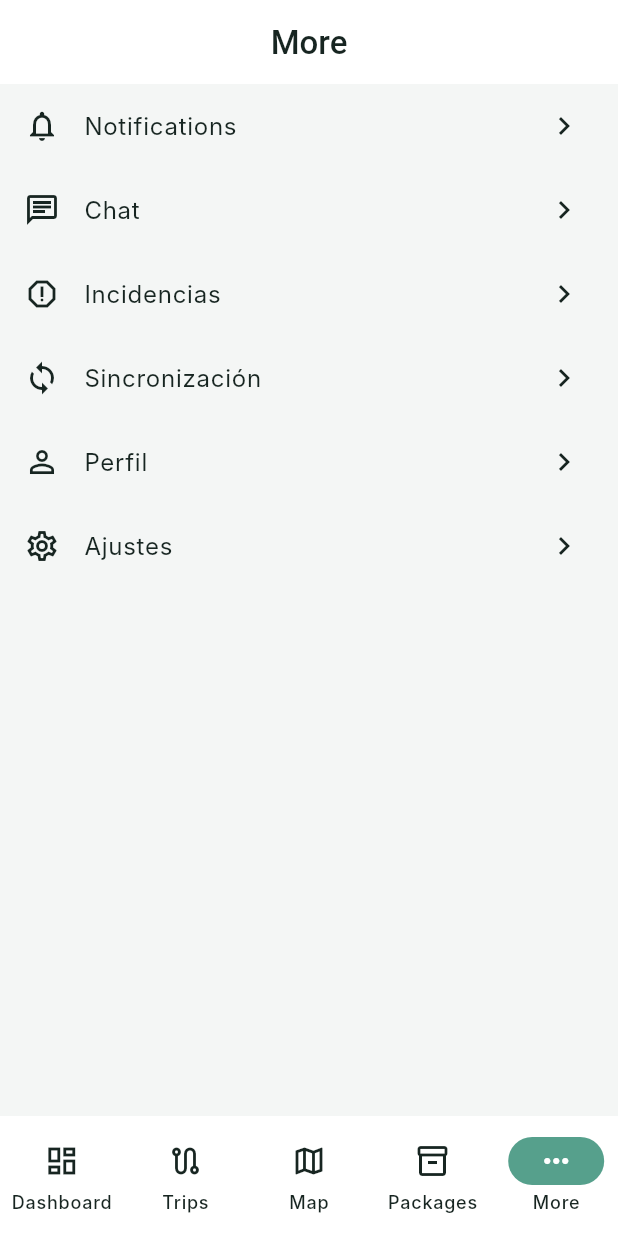
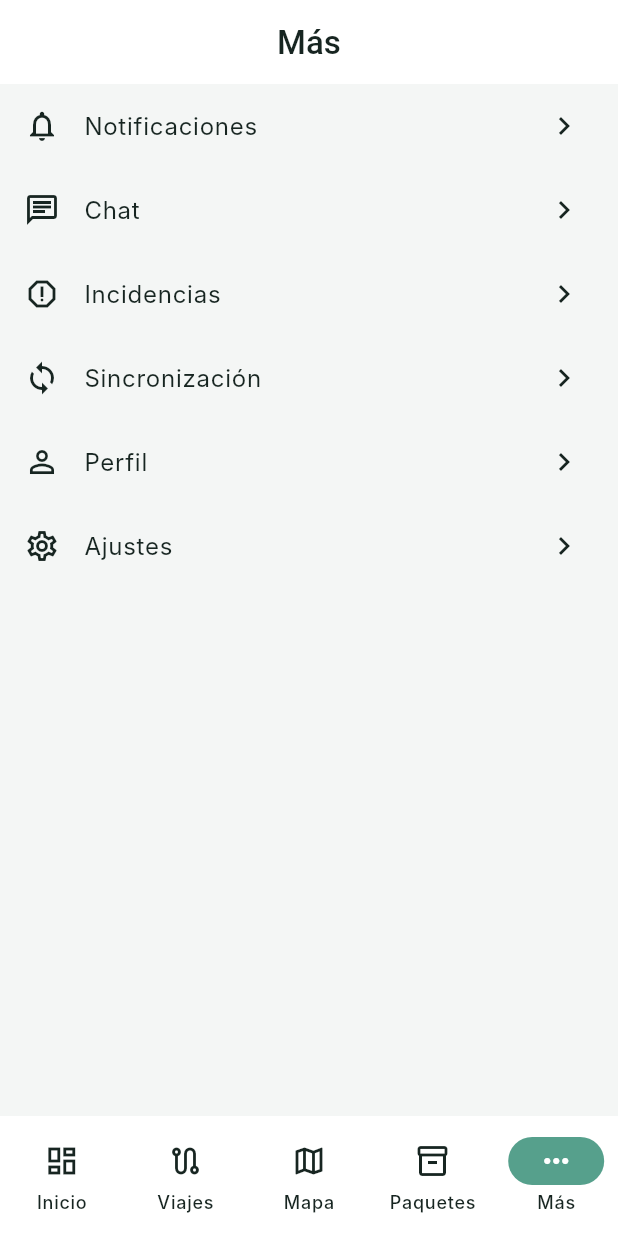
Before and after one commit to MasterMarandu/tracking_system_flutter, a Flutter app: the _MoreScreen screen opened by its route, on a phone screen of 412 x 824 dp. Run offline on Flutter 3.47's test engine with Material 3 defaults, Android fonts, the phone set to English and light mode, and no system bars; our stand-ins replace connectivity_plus, flutter_local_notifications, flutter_riverpod, flutter_secure_storage, geolocator, go_router and 4 more; missing offline and left inert: flutter_background_service; accounts and stored records are empty; network calls fail; Roboto replaces fonts that are missing (Inter).

Commit message:
Se agrega strings en español

```diff
--- a/lib/core/router/app_router.dart
+++ b/lib/core/router/app_router.dart
@@ -219,13 +219,13 @@ class _MoreScreen extends StatelessWidget {
   @override
   Widget build(BuildContext context) {
     return Scaffold(
-      appBar: AppBar(title: const Text('More')),
+      appBar: AppBar(title: const Text('Más')),
       body: ListView(
         children: [
           _buildMenuItem(
             context,
             icon: Icons.notifications_outlined,
-            title: 'Notifications',
+            title: 'Notificaciones',
             onTap: () => context.push('/notifications'),
           ),
           _buildMenuItem(
--- a/lib/core/widgets/main_scaffold.dart
+++ b/lib/core/widgets/main_scaffold.dart
@@ -47,27 +47,27 @@ class MainScaffold extends StatelessWidget {
           NavigationDestination(
             icon: Icon(Icons.dashboard_outlined),
             selectedIcon: Icon(Icons.dashboard),
-            label: 'Dashboard',
+            label: 'Inicio',
           ),
           NavigationDestination(
             icon: Icon(Icons.route_outlined),
             selectedIcon: Icon(Icons.route),
-            label: 'Trips',
+            label: 'Viajes',
           ),
           NavigationDestination(
             icon: Icon(Icons.map_outlined),
             selectedIcon: Icon(Icons.map),
-            label: 'Map',
+            label: 'Mapa',
           ),
           NavigationDestination(
             icon: Icon(Icons.inventory_2_outlined),
             selectedIcon: Icon(Icons.inventory_2),
-            label: 'Packages',
+            label: 'Paquetes',
           ),
           NavigationDestination(
             icon: Icon(Icons.more_horiz_outlined),
             selectedIcon: Icon(Icons.more_horiz),
-            label: 'More',
+            label: 'Más',
           ),
         ],
       ),
--- a/lib/features/dashboard/presentation/widgets/operation_status_bar.dart
+++ b/lib/features/dashboard/presentation/widgets/operation_status_bar.dart
@@ -130,7 +130,7 @@ class OperationStatusBar extends StatelessWidget {
                 active: status.synced,
               ),
               const SizedBox(width: 6),
-              Text('Sync',
+              Text('Sinc.',
                   style: TextStyle(
                       fontSize: 11,
                       color: status.synced ? Colors.green : Colors.red,
```
Also changed, not shown: lib/features/dashboard/presentation/widgets/common_widgets.dart (+23 -8 lines), lib/features/dashboard/presentation/widgets/dashboard_body.dart (+29 -10 lines), lib/features/dashboard/presentation/widgets/primary_action_button.dart (+17 -5 lines).
